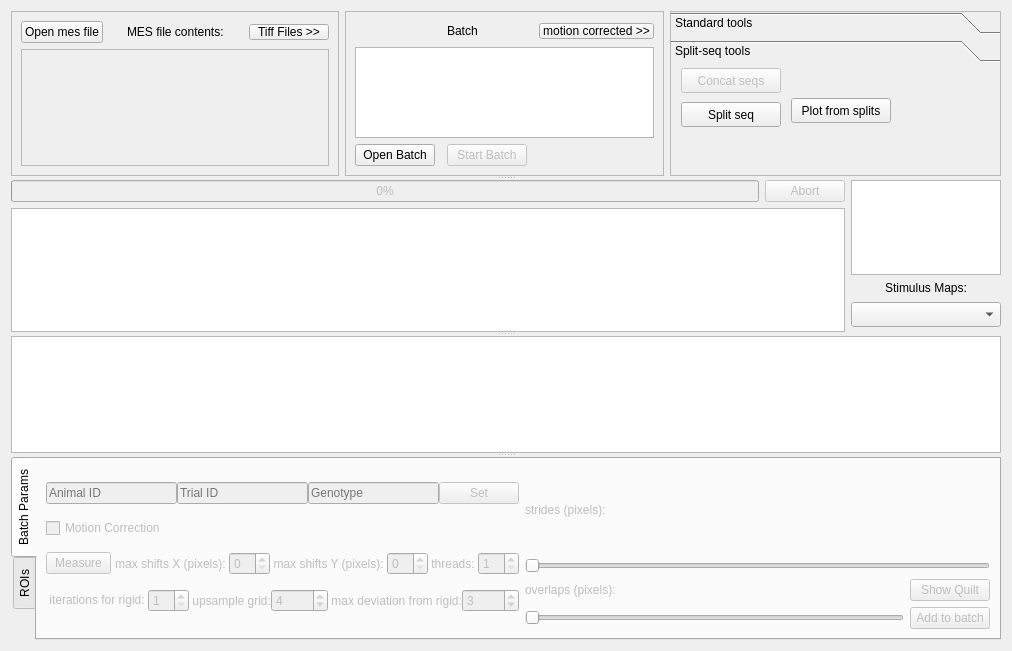
This is pyqtgraphCore/imageview/ImageViewTemplate.ui in kushalkolar/MESmerize as Qt 5 draws it before an edit. The edited form follows.
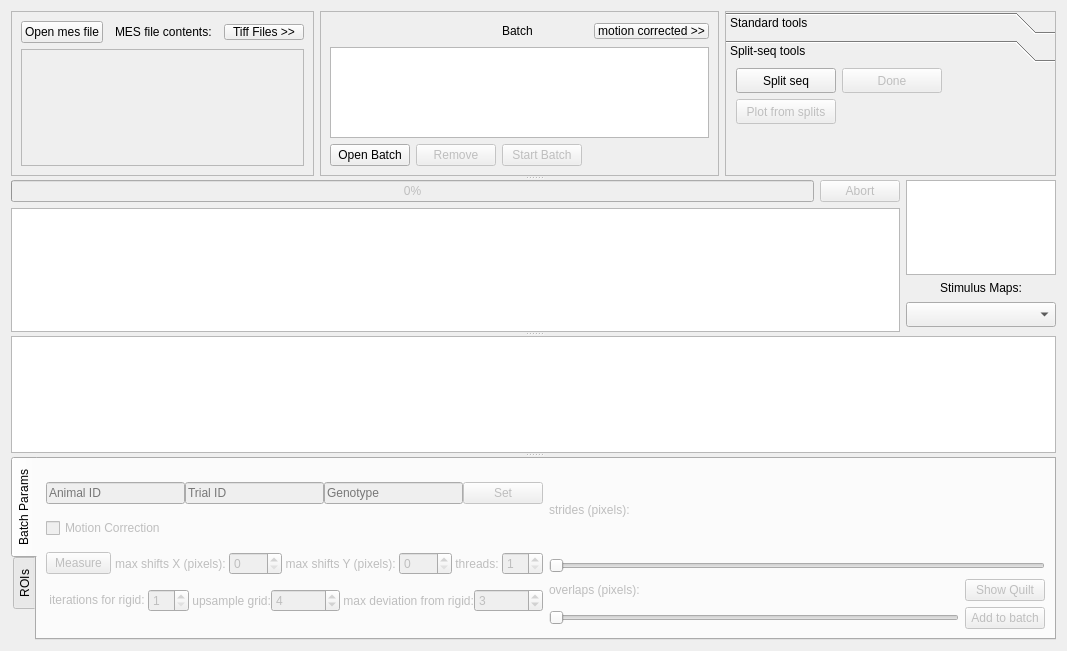
This is the edited form. The open tabs and pages were chosen to show the change. Custom widgets are drawn as their Qt base class.

Patch:
```diff
--- a/pyqtgraphCore/imageview/ImageViewTemplate.ui
+++ b/pyqtgraphCore/imageview/ImageViewTemplate.ui
@@ -396,6 +396,16 @@
               </property>
              </widget>
             </item>
+            <item row="3" column="1">
+             <widget class="QPushButton" name="btnRemoveFromBatch">
+              <property name="enabled">
+               <bool>false</bool>
+              </property>
+              <property name="text">
+               <string>Remove</string>
+              </property>
+             </widget>
+            </item>
            </layout>
           </widget>
           <widget class="QWidget" name="page_7">
@@ -854,52 +864,21 @@
            <attribute name="label">
             <string>Split-seq tools</string>
            </attribute>
-           <widget class="QPushButton" name="btnConcatSeqs">
-            <property name="enabled">
-             <bool>false</bool>
-            </property>
+           <widget class="QWidget" name="">
             <property name="geometry">
              <rect>
               <x>10</x>
               <y>0</y>
-              <width>100</width>
-              <height>25</height>
+              <width>206</width>
+              <height>58</height>
              </rect>
             </property>
-            <property name="sizePolicy">
-             <sizepolicy hsizetype="Minimum" vsizetype="Fixed">
-              <horstretch>0</horstretch>
-              <verstretch>10</verstretch>
-             </sizepolicy>
-            </property>
-            <property name="minimumSize">
-             <size>
-              <width>0</width>
-              <height>10</height>
-             </size>
-            </property>
-            <property name="maximumSize">
-             <size>
-              <width>100</width>
-              <height>25</height>
-             </size>
-            </property>
-            <property name="text">
-             <string>Concat seqs</string>
-            </property>
-           </widget>
+            <layout class="QGridLayout" name="gridLayout_11">
+             <item row="0" column="0">
            <widget class="QPushButton" name="btnSplitSeq">
             <property name="enabled">
              <bool>true</bool>
             </property>
-            <property name="geometry">
-             <rect>
-              <x>10</x>
-              <y>34</y>
-              <width>100</width>
-              <height>25</height>
-             </rect>
-            </property>
             <property name="sizePolicy">
              <sizepolicy hsizetype="Minimum" vsizetype="Fixed">
               <horstretch>0</horstretch>
@@ -922,17 +901,39 @@
              <string>Split seq</string>
             </property>
            </widget>
+             </item>
+             <item row="0" column="1">
+              <widget class="QPushButton" name="btnDoneSplitSeqs">
+               <property name="enabled">
+                <bool>false</bool>
+               </property>
+               <property name="sizePolicy">
+                <sizepolicy hsizetype="Minimum" vsizetype="Fixed">
+                 <horstretch>0</horstretch>
+                 <verstretch>10</verstretch>
+                </sizepolicy>
+               </property>
+               <property name="minimumSize">
+                <size>
+                 <width>100</width>
+                 <height>10</height>
+                </size>
+               </property>
+               <property name="maximumSize">
+                <size>
+                 <width>100</width>
+                 <height>25</height>
+                </size>
+               </property>
+               <property name="text">
+                <string>Done</string>
+               </property>
+              </widget>
+             </item>
+             <item row="1" column="0">
            <widget class="QPushButton" name="btnPlotSplits">
             <property name="enabled">
-             <bool>true</bool>
-            </property>
-            <property name="geometry">
-             <rect>
-              <x>120</x>
-              <y>30</y>
-              <width>100</width>
-              <height>25</height>
-             </rect>
+                <bool>false</bool>
             </property>
             <property name="sizePolicy">
              <sizepolicy hsizetype="Minimum" vsizetype="Fixed">
@@ -956,6 +957,9 @@
              <string>Plot from splits</string>
             </property>
            </widget>
+             </item>
+            </layout>
+           </widget>
           </widget>
          </widget>
         </item>
```
Left out of the diff: 44 changed lines with no effect on the pictures. Lines whose indentation alone changed are shown as unchanged.
